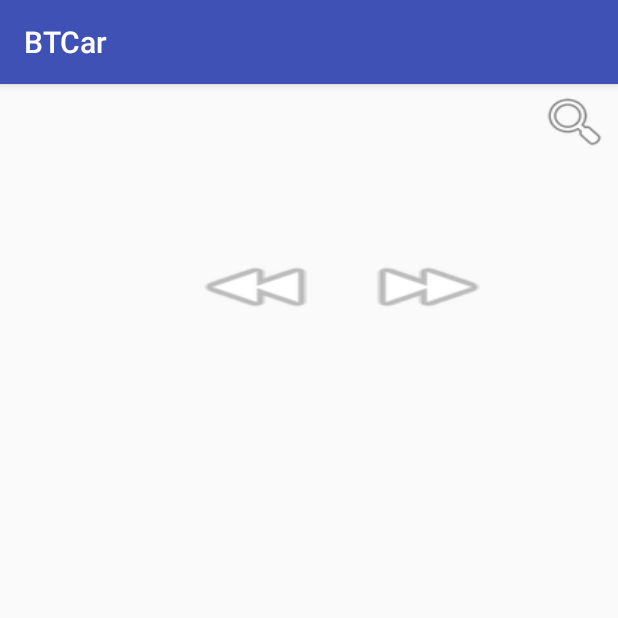
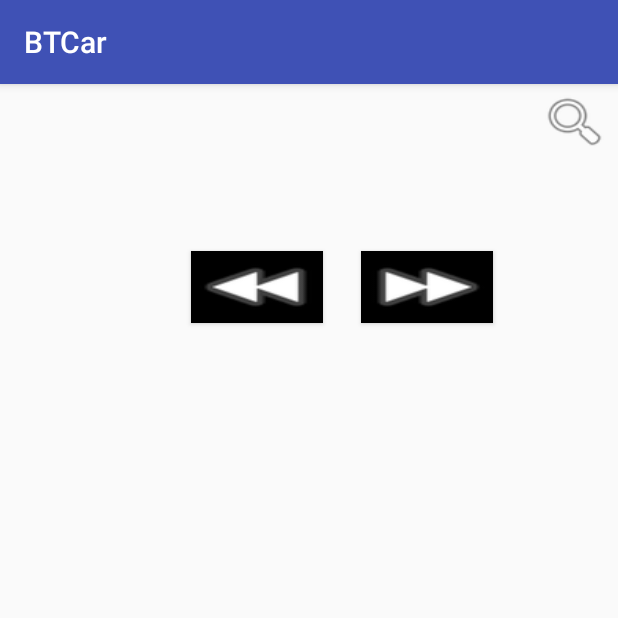
Before and after one commit to xxkason/formula, an Android app: the screen it shows after launch (MainActivity), on a phone screen of 412 x 824 dp, the top half of it. Run offline under Robolectric (Android 15) with nearby library versions, the phone set to English and light mode, and no system bars.

Commit message:
got the correct app

```diff
--- a/BTCar/app/src/main/AndroidManifest.xml
+++ b/BTCar/app/src/main/AndroidManifest.xml
@@ -1,8 +1,10 @@
 <?xml version="1.0" encoding="utf-8"?>
 <manifest xmlns:android="http://schemas.android.com/apk/res/android"
     package="com.mcnetdog.btcar">
-    <uses-permission android:name="android.permission.BLUETOOTH_ADMIN"/>
-    <uses-permission android:name="android.permission.BLUETOOTH"/>
+
+    <uses-permission android:name="android.permission.BLUETOOTH_ADMIN" />
+    <uses-permission android:name="android.permission.BLUETOOTH" />
+
     <application
         android:allowBackup="true"
         android:icon="@mipmap/ic_launcher"
--- a/BTCar/app/src/main/java/com/mcnetdog/btcar/MainActivity.java
+++ b/BTCar/app/src/main/java/com/mcnetdog/btcar/MainActivity.java
@@ -67,7 +67,7 @@ public class MainActivity extends AppCompatActivity implements OnTouchListener {
                 pairedDevices = myBluetooth.getBondedDevices();
                 if (pairedDevices.size() > 0)
                 {
-
+                    BluetoothDevice dispositivo = myBluetooth.getRemoteDevice(address);//connects to the device's address and checks if it's available
                 }
             }
         }
--- a/BTCar/app/src/main/res/layout/activity_main.xml
+++ b/BTCar/app/src/main/res/layout/activity_main.xml
@@ -14,7 +14,8 @@
         android:layout_marginEnd="108dp"
         android:layout_marginStart="82dp"
         android:layout_marginTop="61dp"
-        android:background="@android:drawable/arrow_up_float"
+        android:background="@android:color/background_dark"
+        android:foreground="@android:drawable/arrow_up_float"
         app:layout_constraintEnd_toStartOf="@+id/btnLeft"
         app:layout_constraintStart_toStartOf="parent"
         app:layout_constraintTop_toTopOf="parent" />
@@ -26,7 +27,8 @@
         android:layout_marginEnd="221dp"
         android:layout_marginStart="82dp"
         android:layout_marginTop="17dp"
-        android:background="@android:drawable/arrow_down_float"
+        android:background="@android:color/black"
+        android:foreground="@android:drawable/arrow_down_float"
         app:layout_constraintEnd_toStartOf="@+id/btnRight"
         app:layout_constraintStart_toStartOf="parent"
         app:layout_constraintTop_toBottomOf="@+id/btnUp" />
@@ -37,7 +39,8 @@
         android:layout_height="wrap_content"
         android:layout_marginEnd="25dp"
         android:layout_marginTop="65dp"
-        android:background="@android:drawable/ic_media_rew"
+        android:background="@android:color/black"
+        android:foreground="@android:drawable/ic_media_rew"
         app:layout_constraintEnd_toStartOf="@+id/btnRight"
         app:layout_constraintStart_toEndOf="@+id/btnUp"
         app:layout_constraintTop_toBottomOf="@+id/btnConnect" />
@@ -47,7 +50,8 @@
         android:layout_width="wrap_content"
         android:layout_height="wrap_content"
         android:layout_marginEnd="83dp"
-        android:background="@android:drawable/ic_media_ff"
+        android:background="@android:color/black"
+        android:foreground="@android:drawable/ic_media_ff"
         app:layout_constraintBaseline_toBaselineOf="@+id/btnLeft"
         app:layout_constraintEnd_toEndOf="parent"
         app:layout_constraintStart_toEndOf="@+id/btnDown" />
```
Also changed, not shown: 1 other file.
